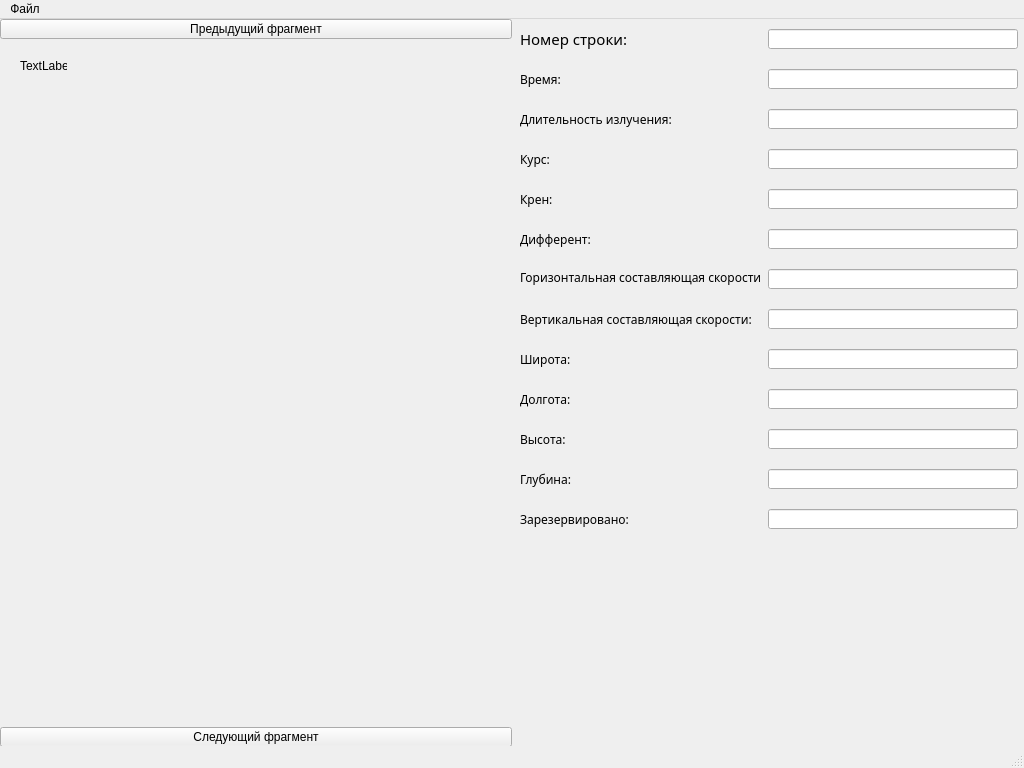
Before: the Qt Designer form mainwindow.ui in uemche/GBOVisualyzer, drawn with Qt 5.
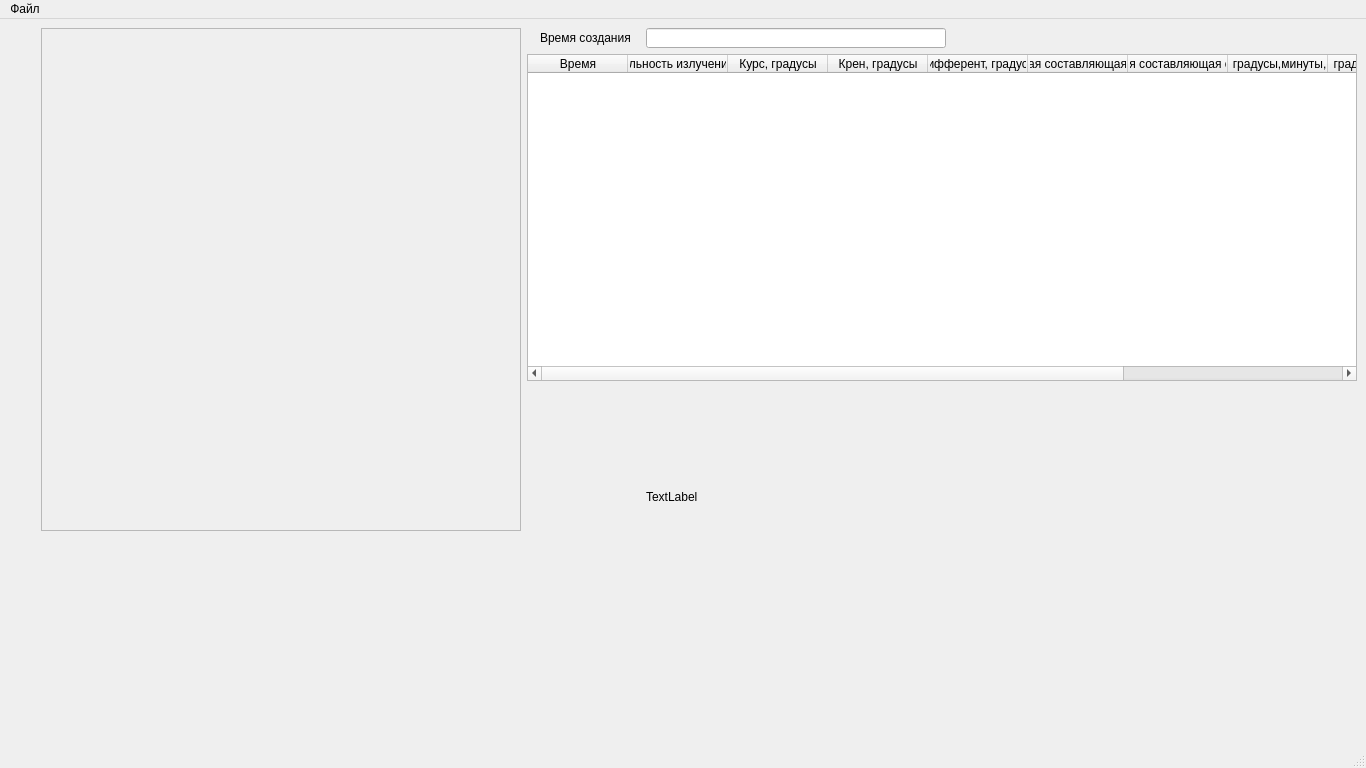
After: the same form once the commit is applied. Custom widgets are drawn as their Qt base class.

Diff of the .ui file:
```diff
--- a/mainwindow.ui
+++ b/mainwindow.ui
@@ -6,25 +6,13 @@
    <rect>
     <x>0</x>
     <y>0</y>
-    <width>1024</width>
+    <width>1366</width>
     <height>768</height>
    </rect>
   </property>
-  <property name="sizePolicy">
-   <sizepolicy hsizetype="Fixed" vsizetype="Fixed">
-    <horstretch>0</horstretch>
-    <verstretch>0</verstretch>
-   </sizepolicy>
-  </property>
   <property name="minimumSize">
    <size>
-    <width>1024</width>
-    <height>768</height>
-   </size>
-  </property>
-  <property name="maximumSize">
-   <size>
-    <width>1024</width>
+    <width>1366</width>
     <height>768</height>
    </size>
   </property>
@@ -32,471 +20,242 @@
    <string>GBOVisualyzer</string>
   </property>
   <widget class="QWidget" name="centralwidget">
-   <widget class="QLabel" name="label">
-    <property name="geometry">
-     <rect>
-      <x>20</x>
-      <y>40</y>
-      <width>47</width>
-      <height>13</height>
-     </rect>
-    </property>
-    <property name="text">
-     <string>TextLabel</string>
-    </property>
-   </widget>
-   <widget class="QPushButton" name="prevFrame">
-    <property name="geometry">
-     <rect>
-      <x>0</x>
-      <y>0</y>
-      <width>512</width>
-      <height>20</height>
-     </rect>
-    </property>
-    <property name="text">
-     <string>Предыдущий фрагмент</string>
-    </property>
-   </widget>
-   <widget class="QPushButton" name="nextFrame">
-    <property name="geometry">
-     <rect>
-      <x>0</x>
-      <y>708</y>
-      <width>512</width>
-      <height>20</height>
-     </rect>
-    </property>
-    <property name="text">
-     <string>Следующий фрагмент</string>
-    </property>
-   </widget>
-   <widget class="QLineEdit" name="line_num_str">
-    <property name="geometry">
-     <rect>
-      <x>768</x>
-      <y>10</y>
-      <width>250</width>
-      <height>20</height>
-     </rect>
-    </property>
-    <property name="readOnly">
-     <bool>true</bool>
-    </property>
-   </widget>
-   <widget class="QLineEdit" name="line_time">
-    <property name="geometry">
-     <rect>
-      <x>768</x>
-      <y>50</y>
-      <width>250</width>
-      <height>20</height>
-     </rect>
-    </property>
-    <property name="readOnly">
-     <bool>true</bool>
-    </property>
-   </widget>
-   <widget class="QLineEdit" name="line_tauzi">
-    <property name="geometry">
-     <rect>
-      <x>768</x>
-      <y>90</y>
-      <width>250</width>
-      <height>20</height>
-     </rect>
-    </property>
-    <property name="readOnly">
-     <bool>true</bool>
-    </property>
-   </widget>
-   <widget class="QLineEdit" name="line_heading">
-    <property name="geometry">
-     <rect>
-      <x>768</x>
-      <y>130</y>
-      <width>250</width>
-      <height>20</height>
-     </rect>
-    </property>
-    <property name="readOnly">
-     <bool>true</bool>
-    </property>
-   </widget>
-   <widget class="QLineEdit" name="line_pitch">
-    <property name="geometry">
-     <rect>
-      <x>768</x>
-      <y>210</y>
-      <width>250</width>
-      <height>20</height>
-     </rect>
-    </property>
-    <property name="readOnly">
-     <bool>true</bool>
-    </property>
-   </widget>
-   <widget class="QLineEdit" name="line_vspeed">
-    <property name="geometry">
-     <rect>
-      <x>768</x>
-      <y>290</y>
-      <width>250</width>
-      <height>20</height>
-     </rect>
-    </property>
-    <property name="readOnly">
-     <bool>true</bool>
-    </property>
-   </widget>
-   <widget class="QLineEdit" name="line_speed">
-    <property name="geometry">
-     <rect>
-      <x>768</x>
-      <y>250</y>
-      <width>250</width>
-      <height>20</height>
-     </rect>
-    </property>
-    <property name="readOnly">
-     <bool>true</bool>
-    </property>
-   </widget>
-   <widget class="QLineEdit" name="line_roll">
-    <property name="geometry">
-     <rect>
-      <x>768</x>
-      <y>170</y>
-      <width>250</width>
-      <height>20</height>
-     </rect>
-    </property>
-    <property name="readOnly">
-     <bool>true</bool>
-    </property>
-   </widget>
-   <widget class="QLineEdit" name="line_lon">
-    <property name="geometry">
-     <rect>
-      <x>768</x>
-      <y>370</y>
-      <width>250</width>
-      <height>20</height>
-     </rect>
-    </property>
-    <property name="readOnly">
-     <bool>true</bool>
-    </property>
-   </widget>
-   <widget class="QLineEdit" name="line_reserved">
-    <property name="geometry">
-     <rect>
-      <x>768</x>
-      <y>490</y>
-      <width>250</width>
-      <height>20</height>
-     </rect>
-    </property>
-    <property name="readOnly">
-     <bool>true</bool>
-    </property>
-   </widget>
-   <widget class="QLineEdit" name="line_alt">
-    <property name="geometry">
-     <rect>
-      <x>768</x>
-      <y>410</y>
-      <width>250</width>
-      <height>20</height>
-     </rect>
-    </property>
-    <property name="readOnly">
-     <bool>true</bool>
-    </property>
-   </widget>
-   <widget class="QLineEdit" name="line_lat">
-    <property name="geometry">
-     <rect>
-      <x>768</x>
-      <y>330</y>
-      <width>250</width>
-      <height>20</height>
-     </rect>
-    </property>
-    <property name="readOnly">
-     <bool>true</bool>
-    </property>
-   </widget>
-   <widget class="QLineEdit" name="line_depth">
-    <property name="geometry">
-     <rect>
-      <x>768</x>
-      <y>450</y>
-      <width>250</width>
-      <height>20</height>
-     </rect>
-    </property>
-    <property name="readOnly">
-     <bool>true</bool>
-    </property>
-   </widget>
-   <widget class="QLabel" name="label_2">
-    <property name="geometry">
-     <rect>
-      <x>520</x>
-      <y>10</y>
-      <width>240</width>
-      <height>20</height>
-     </rect>
-    </property>
-    <property name="font">
-     <font>
-      <family>Jokerman</family>
-      <pointsize>11</pointsize>
-     </font>
-    </property>
-    <property name="text">
-     <string>Номер строки:</string>
-    </property>
-   </widget>
-   <widget class="QLabel" name="label_3">
-    <property name="geometry">
-     <rect>
-      <x>520</x>
-      <y>50</y>
-      <width>240</width>
-      <height>20</height>
-     </rect>
-    </property>
-    <property name="font">
-     <font>
-      <family>Jokerman</family>
-      <pointsize>9</pointsize>
-     </font>
-    </property>
-    <property name="text">
-     <string>Время:</string>
-    </property>
-   </widget>
-   <widget class="QLabel" name="label_4">
-    <property name="geometry">
-     <rect>
-      <x>520</x>
-      <y>90</y>
-      <width>240</width>
-      <height>20</height>
-     </rect>
-    </property>
-    <property name="font">
-     <font>
-      <family>Jokerman</family>
-      <pointsize>9</pointsize>
-     </font>
-    </property>
-    <property name="text">
-     <string>Длительность излучения:</string>
-    </property>
-   </widget>
-   <widget class="QLabel" name="label_5">
-    <property name="geometry">
-     <rect>
-      <x>520</x>
-      <y>210</y>
-      <width>240</width>
-      <height>20</height>
-     </rect>
-    </property>
-    <property name="font">
-     <font>
-      <family>Jokerman</family>
-      <pointsize>9</pointsize>
-     </font>
-    </property>
-    <property name="text">
-     <string>Дифферент:</string>
-    </property>
-   </widget>
-   <widget class="QLabel" name="label_6">
-    <property name="geometry">
-     <rect>
-      <x>520</x>
-      <y>130</y>
-      <width>240</width>
-      <height>20</height>
-     </rect>
-    </property>
-    <property name="font">
-     <font>
-      <family>Jokerman</family>
-      <pointsize>9</pointsize>
-     </font>
-    </property>
-    <property name="text">
-     <string>Курс:</string>
-    </property>
-   </widget>
-   <widget class="QLabel" name="label_7">
-    <property name="geometry">
-     <rect>
-      <x>520</x>
-      <y>170</y>
-      <width>240</width>
-      <height>20</height>
-     </rect>
-    </property>
-    <property name="font">
-     <font>
-      <family>Jokerman</family>
-      <pointsize>9</pointsize>
-     </font>
-    </property>
-    <property name="text">
-     <string>Крен:</string>
-    </property>
-   </widget>
-   <widget class="QLabel" name="label_8">
-    <property name="geometry">
-     <rect>
-      <x>520</x>
-      <y>330</y>
-      <width>240</width>
-      <height>20</height>
-     </rect>
-    </property>
-    <property name="font">
-     <font>
-      <family>Jokerman</family>
-      <pointsize>9</pointsize>
-     </font>
-    </property>
-    <property name="text">
-     <string>Широта:</string>
-    </property>
-   </widget>
-   <widget class="QLabel" name="label_9">
-    <property name="geometry">
-     <rect>
-      <x>520</x>
-      <y>250</y>
-      <width>240</width>
-      <height>16</height>
-     </rect>
-    </property>
-    <property name="font">
-     <font>
-      <family>Jokerman</family>
-      <pointsize>9</pointsize>
-     </font>
-    </property>
-    <property name="text">
-     <string>Горизонтальная составляющая скорости:</string>
-    </property>
-    <property name="textFormat">
-     <enum>Qt::AutoText</enum>
-    </property>
-   </widget>
-   <widget class="QLabel" name="label_10">
-    <property name="geometry">
-     <rect>
-      <x>520</x>
-      <y>290</y>
-      <width>240</width>
-      <height>20</height>
-     </rect>
-    </property>
-    <property name="font">
-     <font>
-      <family>Jokerman</family>
-      <pointsize>9</pointsize>
-     </font>
-    </property>
-    <property name="text">
-     <string>Вертикальная составляющая скорости:</string>
-    </property>
-   </widget>
-   <widget class="QLabel" name="label_11">
-    <property name="geometry">
-     <rect>
-      <x>520</x>
-      <y>450</y>
-      <width>240</width>
-      <height>20</height>
-     </rect>
-    </property>
-    <property name="font">
-     <font>
-      <family>Jokerman</family>
-      <pointsize>9</pointsize>
-     </font>
-    </property>
-    <property name="text">
-     <string>Глубина:</string>
-    </property>
-   </widget>
-   <widget class="QLabel" name="label_12">
-    <property name="geometry">
-     <rect>
-      <x>520</x>
-      <y>370</y>
-      <width>240</width>
-      <height>20</height>
-     </rect>
-    </property>
-    <property name="font">
-     <font>
-      <family>Jokerman</family>
-      <pointsize>9</pointsize>
-     </font>
-    </property>
-    <property name="text">
-     <string>Долгота:</string>
-    </property>
-   </widget>
-   <widget class="QLabel" name="label_13">
-    <property name="geometry">
-     <rect>
-      <x>520</x>
-      <y>410</y>
-      <width>240</width>
-      <height>20</height>
-     </rect>
-    </property>
-    <property name="font">
-     <font>
-      <family>Jokerman</family>
-      <pointsize>9</pointsize>
-     </font>
-    </property>
-    <property name="text">
-     <string>Высота:</string>
-    </property>
-   </widget>
-   <widget class="QLabel" name="label_14">
-    <property name="geometry">
-     <rect>
-      <x>520</x>
-      <y>490</y>
-      <width>240</width>
-      <height>20</height>
-     </rect>
-    </property>
-    <property name="font">
-     <font>
-      <family>Jokerman</family>
-      <pointsize>9</pointsize>
-     </font>
-    </property>
-    <property name="text">
-     <string>Зарезервировано:</string>
-    </property>
-   </widget>
+   <layout class="QGridLayout" name="gridLayout">
+    <item row="2" column="1" rowspan="3" colspan="3">
+     <widget class="QCustomPlot" name="reliefPlot" native="true">
+      <property name="sizePolicy">
+       <sizepolicy hsizetype="Ignored" vsizetype="Preferred">
+        <horstretch>0</horstretch>
+        <verstretch>0</verstretch>
+       </sizepolicy>
+      </property>
+      <property name="minimumSize">
+       <size>
+        <width>405</width>
+        <height>350</height>
+       </size>
+      </property>
+     </widget>
+    </item>
+    <item row="4" column="0">
+     <widget class="QCustomPlot" name="histoPlot" native="true">
+      <property name="sizePolicy">
+       <sizepolicy hsizetype="Expanding" vsizetype="Fixed">
+        <horstretch>0</horstretch>
+        <verstretch>0</verstretch>
+       </sizepolicy>
+      </property>
+      <property name="minimumSize">
+       <size>
+        <width>512</width>
+        <height>200</height>
+       </size>
+      </property>
+      <property name="maximumSize">
+       <size>
+        <width>512</width>
+        <height>200</height>
+       </size>
+      </property>
+     </widget>
+    </item>
+    <item row="1" column="1" colspan="4">
+     <widget class="QTableWidget" name="tableWidget">
+      <property name="sizePolicy">
+       <sizepolicy hsizetype="Preferred" vsizetype="Expanding">
+        <horstretch>0</horstretch>
+        <verstretch>0</verstretch>
+       </sizepolicy>
+      </property>
+      <property name="minimumSize">
+       <size>
+        <width>830</width>
+        <height>320</height>
+       </size>
+      </property>
+      <column>
+       <property name="text">
+        <string>Время</string>
+       </property>
+      </column>
+      <column>
+       <property name="text">
+        <string>Длительность излучения, мкс</string>
+       </property>
+      </column>
+      <column>
+       <property name="text">
+        <string>Курс, градусы</string>
+       </property>
+      </column>
+      <column>
+       <property name="text">
+        <string>Крен, градусы</string>
+       </property>
+      </column>
+      <column>
+       <property name="text">
+        <string>Дифферент, градусы</string>
+       </property>
+      </column>
+      <column>
+       <property name="text">
+        <string>Горизонтальная составляющая скорости, м/с</string>
+       </property>
+      </column>
+      <column>
+       <property name="text">
+        <string>Вертикальная составляющая скорости, м/с</string>
+       </property>
+      </column>
+      <column>
+       <property name="text">
+        <string>Широта, градусы,минуты,секунды</string>
+       </property>
+      </column>
+      <column>
+       <property name="text">
+        <string>Долгота, градусы,минуты,секунды</string>
+       </property>
+      </column>
+      <column>
+       <property name="text">
+        <string>Высота, м</string>
+       </property>
+      </column>
+      <column>
+       <property name="text">
+        <string>Глубина, м</string>
+       </property>
+      </column>
+     </widget>
+    </item>
+    <item row="3" column="3">
+     <widget class="QLabel" name="label">
+      <property name="text">
+       <string>TextLabel</string>
+      </property>
+     </widget>
+    </item>
+    <item row="0" column="2">
+     <widget class="QLabel" name="label_2">
+      <property name="sizePolicy">
+       <sizepolicy hsizetype="Fixed" vsizetype="Fixed">
+        <horstretch>0</horstretch>
+        <verstretch>0</verstretch>
+       </sizepolicy>
+      </property>
+      <property name="minimumSize">
+       <size>
+        <width>100</width>
+        <height>20</height>
+       </size>
+      </property>
+      <property name="maximumSize">
+       <size>
+        <width>100</width>
+        <height>20</height>
+       </size>
+      </property>
+      <property name="font">
+       <font>
+        <family>Segoe UI</family>
+       </font>
+      </property>
+      <property name="text">
+       <string>Время создания</string>
+      </property>
+     </widget>
+    </item>
+    <item row="2" column="4" rowspan="3">
+     <widget class="QCustomPlot" name="trekPlot" native="true">
+      <property name="sizePolicy">
+       <sizepolicy hsizetype="Preferred" vsizetype="Preferred">
+        <horstretch>0</horstretch>
+        <verstretch>0</verstretch>
+       </sizepolicy>
+      </property>
+      <property name="minimumSize">
+       <size>
+        <width>405</width>
+        <height>350</height>
+       </size>
+      </property>
+     </widget>
+    </item>
+    <item row="0" column="0" rowspan="4" alignment="Qt::AlignRight">
+     <widget class="QScrollArea" name="scrollArea">
+      <property name="sizePolicy">
+       <sizepolicy hsizetype="Expanding" vsizetype="Preferred">
+        <horstretch>0</horstretch>
+        <verstretch>0</verstretch>
+       </sizepolicy>
+      </property>
+      <property name="minimumSize">
+       <size>
+        <width>480</width>
+        <height>500</height>
+       </size>
+      </property>
+      <property name="maximumSize">
+       <size>
+        <width>480</width>
+        <height>16777215</height>
+       </size>
+      </property>
+      <property name="widgetResizable">
+       <bool>true</bool>
+      </property>
+      <widget class="QWidget" name="scrollAreaWidgetContents">
+       <property name="geometry">
+        <rect>
+         <x>0</x>
+         <y>0</y>
+         <width>478</width>
+         <height>501</height>
+        </rect>
+       </property>
+      </widget>
+     </widget>
+    </item>
+    <item row="0" column="3">
+     <widget class="QLineEdit" name="timeCreate">
+      <property name="sizePolicy">
+       <sizepolicy hsizetype="Fixed" vsizetype="Fixed">
+        <horstretch>0</horstretch>
+        <verstretch>0</verstretch>
+       </sizepolicy>
+      </property>
+      <property name="minimumSize">
+       <size>
+        <width>300</width>
+        <height>20</height>
+       </size>
+      </property>
+      <property name="maximumSize">
+       <size>
+        <width>300</width>
+        <height>20</height>
+       </size>
+      </property>
+      <property name="font">
+       <font>
+        <family>Segoe UI Semibold</family>
+       </font>
+      </property>
+      <property name="readOnly">
+       <bool>true</bool>
+      </property>
+     </widget>
+    </item>
+   </layout>
   </widget>
   <widget class="QMenuBar" name="menubar">
    <property name="geometry">
     <rect>
      <x>0</x>
      <y>0</y>
-     <width>1024</width>
+     <width>1366</width>
      <height>21</height>
     </rect>
    </property>
@@ -515,6 +274,14 @@
    </property>
   </action>
  </widget>
+ <customwidgets>
+  <customwidget>
+   <class>QCustomPlot</class>
+   <extends>QWidget</extends>
+   <header location="global">qcustomplot.h</header>
+   <container>1</container>
+  </customwidget>
+ </customwidgets>
  <resources/>
  <connections/>
 </ui>
```
